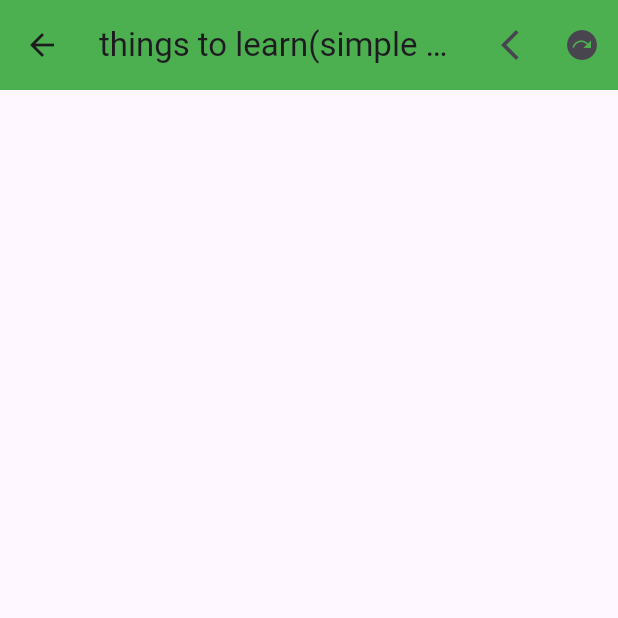
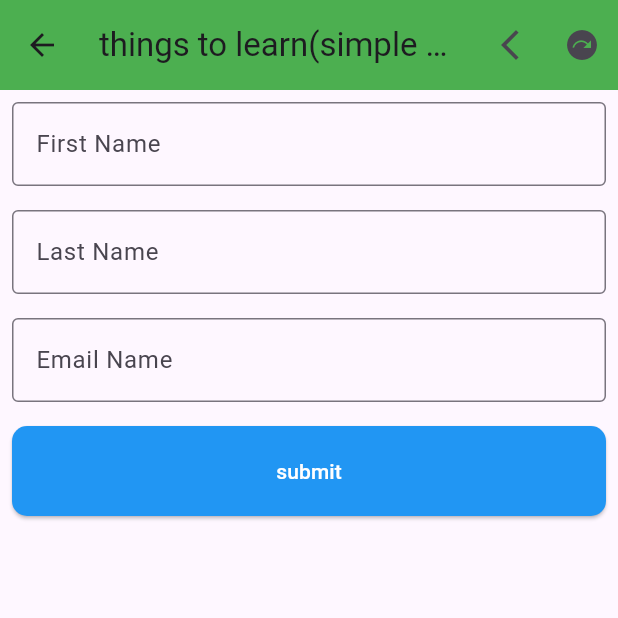
Before and after one commit to refat-pasha/first_app, a Flutter app: the simple_form screen opened directly, on a phone screen of 412 x 824 dp, the top half of it. Run offline on Flutter 3.47's test engine with Material 3 defaults, Android fonts, the phone set to English and light mode, and no system bars.

Commit message:
Update simple_form.dart

```diff
--- a/lib/screens/simple_form.dart
+++ b/lib/screens/simple_form.dart
@@ -1,4 +1,5 @@
 import 'package:first_app/screens/alert_dialog.dart';
+import 'package:first_app/screens/dynamic_ListView.dart';
 import 'package:flutter/material.dart';
 
 class simple_form extends StatelessWidget {
@@ -11,6 +12,18 @@ class simple_form extends StatelessWidget {
 
   @override
   Widget build(BuildContext context) {
+    ButtonStyle buttonStyle = ElevatedButton.styleFrom(
+      minimumSize: Size(
+        double.infinity,
+        60,
+      ), // Set the width to fill the parent
+      backgroundColor: Colors.blue,
+      foregroundColor: Colors.white, // Set the background color
+      shape: RoundedRectangleBorder(
+        borderRadius: BorderRadius.circular(10), // Rounded corners
+      ),
+    );
+
     return Scaffold(
       appBar: AppBar(
         title: Text("things to learn(simple form)"),
@@ -36,13 +49,55 @@ class simple_form extends StatelessWidget {
               MySnackBar("this is next page loading", context);
               Navigator.push(
                 context,
-                MaterialPageRoute(builder: (context) => const alart_dialog()),
+                MaterialPageRoute(builder: (context) => ListViewPage()),
               );
             },
             icon: Icon(Icons.next_plan),
           ),
         ],
       ),
+      body: Column(
+        mainAxisAlignment: MainAxisAlignment.start,
+        children: [
+          Padding(
+            padding: const EdgeInsets.all(8.0),
+            child: TextField(
+              decoration: InputDecoration(
+                border: OutlineInputBorder(),
+                labelText: "First Name",
+              ),
+            ),
+          ),
+          Padding(
+            padding: const EdgeInsets.all(8.0),
+            child: TextField(
+              decoration: InputDecoration(
+                border: OutlineInputBorder(),
+                labelText: "Last Name",
+              ),
+            ),
+          ),
+          Padding(
+            padding: const EdgeInsets.all(8.0),
+            child: TextField(
+              decoration: InputDecoration(
+                border: OutlineInputBorder(),
+                labelText: "Email Name",
+              ),
+            ),
+          ),
+          Padding(
+            padding: const EdgeInsets.all(8.0),
+            child: ElevatedButton(
+              onPressed: () {
+                MySnackBar("submit button pressed", context);
+              },
+              child: Text("submit"),
+              style: buttonStyle,
+            ),
+          ),
+        ],
+      ),
     );
   }
 }
```
